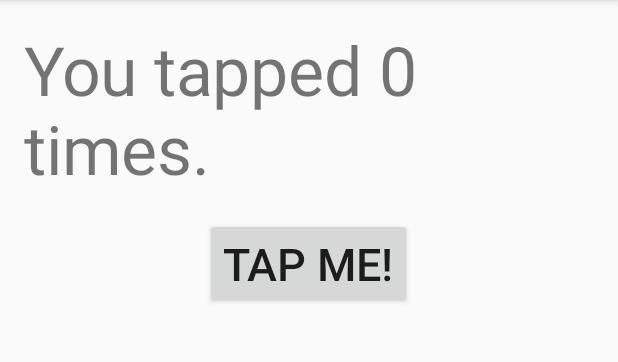
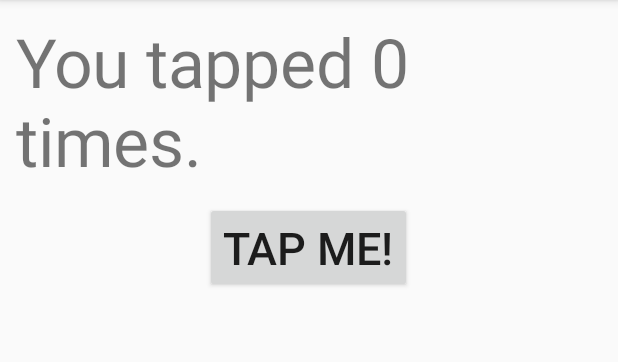
Before and after one commit to echistyakov/cs190i, an Android app: the screen it shows after launch (MainActivity), on a phone screen of 412 x 824 dp, the part 84-446 px from its top. Run offline under Robolectric (Android 15) with nearby library versions, the phone set to English and light mode, and no system bars.

Commit message:
Minor fix to programmatic counter

```diff
--- a/TapCounterProgrammatically/app/src/main/java/edu/ucsb/cs/cs190i/evgeny/tapcounterprogrammatically/MainActivity.java
+++ b/TapCounterProgrammatically/app/src/main/java/edu/ucsb/cs/cs190i/evgeny/tapcounterprogrammatically/MainActivity.java
@@ -31,9 +31,9 @@ public class MainActivity extends AppCompatActivity {
         ViewGroup.LayoutParams layoutParams = new ViewGroup.LayoutParams(ViewGroup.LayoutParams.MATCH_PARENT, ViewGroup.LayoutParams.MATCH_PARENT);
         layout.setLayoutParams(layoutParams);
         layout.setOrientation(LinearLayout.VERTICAL);
-        int horizontalPad = (int) getResources().getDimension(R.dimen.activity_horizontal_margin);
-        int verticalPad = (int) getResources().getDimension(R.dimen.activity_vertical_margin);
-        layout.setPadding(horizontalPad, verticalPad, horizontalPad, verticalPad);
+        float dpi = getResources().getDisplayMetrics().densityDpi;
+        int pad =  16 * (int) (dpi / 160f);
+        layout.setPadding(pad, pad, pad, pad);
 
         // TextView parameters
         LinearLayout.LayoutParams params = new LinearLayout.LayoutParams(RelativeLayout.LayoutParams.WRAP_CONTENT, RelativeLayout.LayoutParams.WRAP_CONTENT);
@@ -44,7 +44,7 @@ public class MainActivity extends AppCompatActivity {
         // Button parameters
         params = new LinearLayout.LayoutParams(RelativeLayout.LayoutParams.WRAP_CONTENT, RelativeLayout.LayoutParams.WRAP_CONTENT);
         params.gravity = Gravity.CENTER_HORIZONTAL;
-        params.setMargins(0, verticalPad, 0, 0);
+        params.setMargins(0, pad, 0, 0);
         mainButton.setLayoutParams(params);
         mainButton.setTextSize(TypedValue.COMPLEX_UNIT_SP, 30);
         mainButton.setText(buttonText);
```
